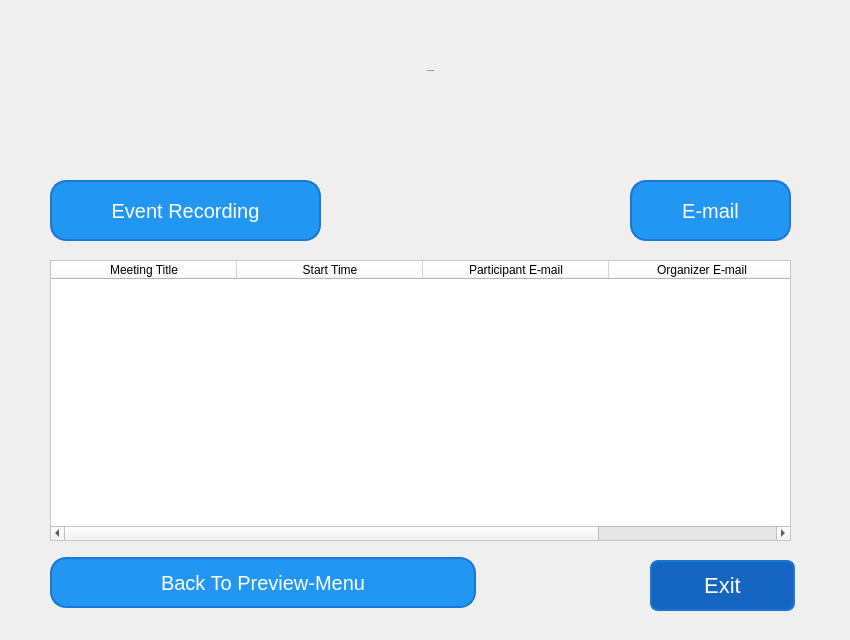
Above: Customer Relationship Management/ui folders/admin_menu.ui from Harriery/my-python-projects before the change. Below: the same form after it.
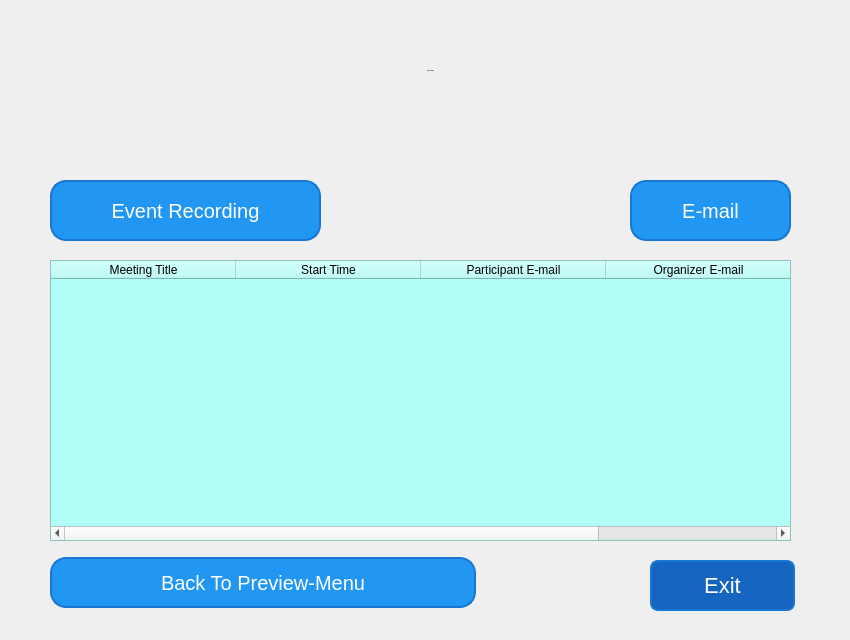
That is the form after the change. Icons and pictures are not drawn.

The edit to the form file:
```diff
--- a/Customer Relationship Management/ui folders/admin_menu.ui
+++ b/Customer Relationship Management/ui folders/admin_menu.ui
@@ -181,10 +181,13 @@
     </rect>
    </property>
    <property name="styleSheet">
-    <string notr="true">background-color: rgb(255, 255, 255);</string>
+    <string notr="true">background-color: rgb(176, 255, 249);</string>
    </property>
    <attribute name="horizontalHeaderDefaultSectionSize">
-    <number>186</number>
+    <number>185</number>
+   </attribute>
+   <attribute name="horizontalHeaderHighlightSections">
+    <bool>false</bool>
    </attribute>
    <column>
     <property name="text">
```
